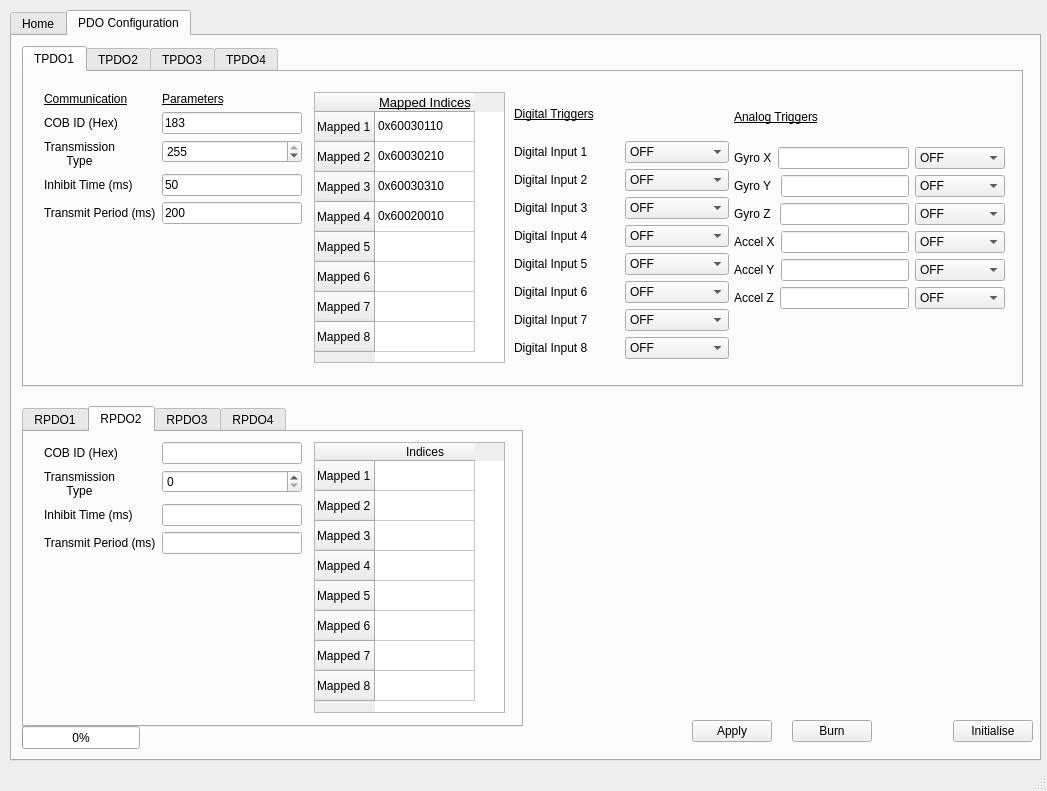
Before: the Qt Designer form Frontend/CAN_IO_GUI.ui in jtoobias/CAN_IO_GUI, drawn with Qt 5.
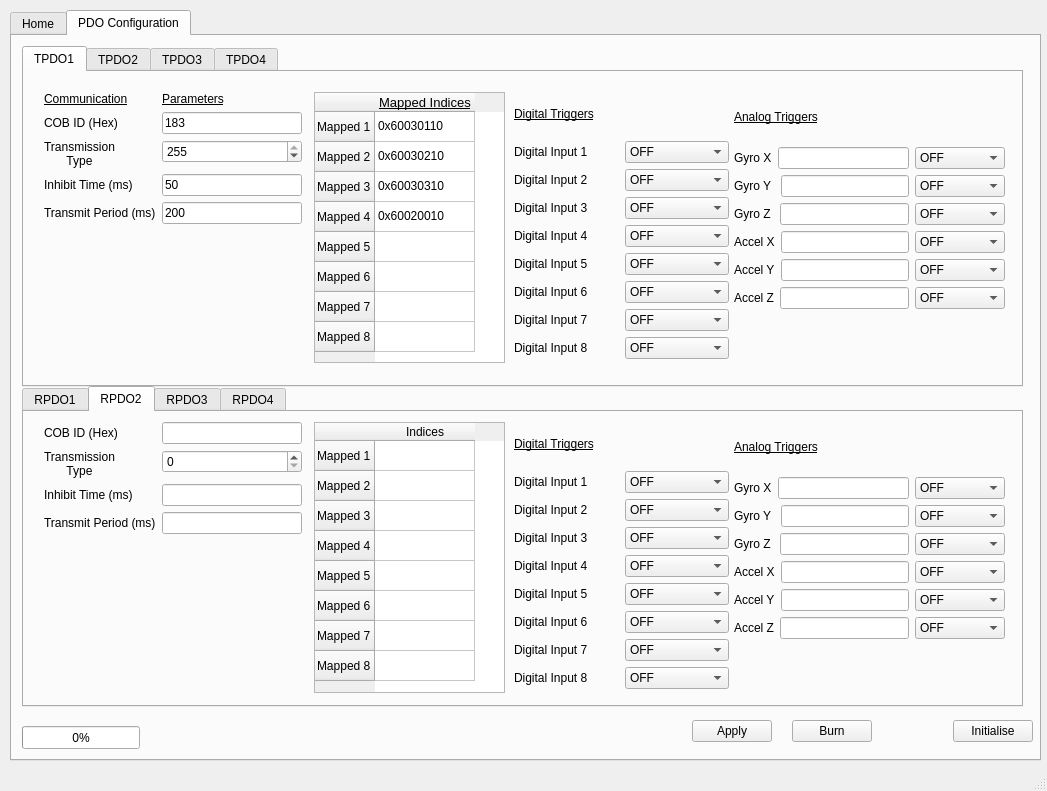
After: the same form once the commit is applied. The open tabs and pages were chosen to show the change.

Commit message: RPDO trigger works

```diff
--- a/Frontend/CAN_IO_GUI.ui
+++ b/Frontend/CAN_IO_GUI.ui
@@ -4016,8 +4016,8 @@
       <property name="geometry">
        <rect>
         <x>10</x>
-        <y>370</y>
-        <width>501</width>
+        <y>350</y>
+        <width>1001</width>
         <height>321</height>
        </rect>
       </property>
@@ -4326,6 +4326,554 @@
          </property>
         </item>
        </widget>
+       <widget class="QWidget" name="gridLayoutWidget_15">
+        <property name="geometry">
+         <rect>
+          <x>490</x>
+          <y>10</y>
+          <width>215</width>
+          <height>267</height>
+         </rect>
+        </property>
+        <layout class="QGridLayout" name="gridLayout_7">
+         <item row="2" column="1">
+          <widget class="QComboBox" name="comboBox_RPDO2_IN2">
+           <item>
+            <property name="text">
+             <string>OFF</string>
+            </property>
+           </item>
+           <item>
+            <property name="text">
+             <string>Low-&gt;High</string>
+            </property>
+           </item>
+           <item>
+            <property name="text">
+             <string>High-&gt;Low</string>
+            </property>
+           </item>
+           <item>
+            <property name="text">
+             <string>Both</string>
+            </property>
+           </item>
+          </widget>
+         </item>
+         <item row="1" column="0">
+          <widget class="QLabel" name="label_40">
+           <property name="text">
+            <string>Digital Input 1</string>
+           </property>
+          </widget>
+         </item>
+         <item row="5" column="0">
+          <widget class="QLabel" name="label_41">
+           <property name="text">
+            <string>Digital Input 5</string>
+           </property>
+          </widget>
+         </item>
+         <item row="3" column="1">
+          <widget class="QComboBox" name="comboBox_RPDO2_IN3">
+           <item>
+            <property name="text">
+             <string>OFF</string>
+            </property>
+           </item>
+           <item>
+            <property name="text">
+             <string>Low-&gt;High</string>
+            </property>
+           </item>
+           <item>
+            <property name="text">
+             <string>High-&gt;Low</string>
+            </property>
+           </item>
+           <item>
+            <property name="text">
+             <string>Both</string>
+            </property>
+           </item>
+          </widget>
+         </item>
+         <item row="7" column="1">
+          <widget class="QComboBox" name="comboBox_RPDO2_IN7">
+           <item>
+            <property name="text">
+             <string>OFF</string>
+            </property>
+           </item>
+           <item>
+            <property name="text">
+             <string>Low-&gt;High</string>
+            </property>
+           </item>
+           <item>
+            <property name="text">
+             <string>High-&gt;Low</string>
+            </property>
+           </item>
+           <item>
+            <property name="text">
+             <string>Both</string>
+            </property>
+           </item>
+          </widget>
+         </item>
+         <item row="2" column="0">
+          <widget class="QLabel" name="label_42">
+           <property name="text">
+            <string>Digital Input 2</string>
+           </property>
+          </widget>
+         </item>
+         <item row="4" column="1">
+          <widget class="QComboBox" name="comboBox_RPDO2_IN4">
+           <item>
+            <property name="text">
+             <string>OFF</string>
+            </property>
+           </item>
+           <item>
+            <property name="text">
+             <string>Low-&gt;High</string>
+            </property>
+           </item>
+           <item>
+            <property name="text">
+             <string>High-&gt;Low</string>
+            </property>
+           </item>
+           <item>
+            <property name="text">
+             <string>Both</string>
+            </property>
+           </item>
+          </widget>
+         </item>
+         <item row="4" column="0">
+          <widget class="QLabel" name="label_43">
+           <property name="text">
+            <string>Digital Input 4</string>
+           </property>
+          </widget>
+         </item>
+         <item row="3" column="0">
+          <widget class="QLabel" name="label_44">
+           <property name="text">
+            <string>Digital Input 3</string>
+           </property>
+          </widget>
+         </item>
+         <item row="5" column="1">
+          <widget class="QComboBox" name="comboBox_RPDO2_IN5">
+           <item>
+            <property name="text">
+             <string>OFF</string>
+            </property>
+           </item>
+           <item>
+            <property name="text">
+             <string>Low-&gt;High</string>
+            </property>
+           </item>
+           <item>
+            <property name="text">
+             <string>High-&gt;Low</string>
+            </property>
+           </item>
+           <item>
+            <property name="text">
+             <string>Both</string>
+            </property>
+           </item>
+          </widget>
+         </item>
+         <item row="8" column="1">
+          <widget class="QComboBox" name="comboBox_RPDO2_IN8">
+           <item>
+            <property name="text">
+             <string>OFF</string>
+            </property>
+           </item>
+           <item>
+            <property name="text">
+             <string>Low-&gt;High</string>
+            </property>
+           </item>
+           <item>
+            <property name="text">
+             <string>High-&gt;Low</string>
+            </property>
+           </item>
+           <item>
+            <property name="text">
+             <string>Both</string>
+            </property>
+           </item>
+          </widget>
+         </item>
+         <item row="6" column="1">
+          <widget class="QComboBox" name="comboBox_RPDO2_IN6">
+           <item>
+            <property name="text">
+             <string>OFF</string>
+            </property>
+           </item>
+           <item>
+            <property name="text">
+             <string>Low-&gt;High</string>
+            </property>
+           </item>
+           <item>
+            <property name="text">
+             <string>High-&gt;Low</string>
+            </property>
+           </item>
+           <item>
+            <property name="text">
+             <string>Both</string>
+            </property>
+           </item>
+          </widget>
+         </item>
+         <item row="7" column="0">
+          <widget class="QLabel" name="label_45">
+           <property name="text">
+            <string>Digital Input 7</string>
+           </property>
+          </widget>
+         </item>
+         <item row="6" column="0">
+          <widget class="QLabel" name="label_46">
+           <property name="text">
+            <string>Digital Input 6</string>
+           </property>
+          </widget>
+         </item>
+         <item row="8" column="0">
+          <widget class="QLabel" name="label_47">
+           <property name="text">
+            <string>Digital Input 8</string>
+           </property>
+          </widget>
+         </item>
+         <item row="1" column="1">
+          <widget class="QComboBox" name="comboBox_RPDO2_IN1">
+           <item>
+            <property name="text">
+             <string>OFF</string>
+            </property>
+           </item>
+           <item>
+            <property name="text">
+             <string>Low-&gt;High</string>
+            </property>
+           </item>
+           <item>
+            <property name="text">
+             <string>High-&gt;Low</string>
+            </property>
+           </item>
+           <item>
+            <property name="text">
+             <string>Both</string>
+            </property>
+           </item>
+          </widget>
+         </item>
+         <item row="0" column="0">
+          <widget class="QLabel" name="label_48">
+           <property name="font">
+            <font>
+             <underline>true</underline>
+            </font>
+           </property>
+           <property name="text">
+            <string>Digital Triggers</string>
+           </property>
+          </widget>
+         </item>
+        </layout>
+       </widget>
+       <widget class="QWidget" name="gridLayoutWidget_16">
+        <property name="geometry">
+         <rect>
+          <x>710</x>
+          <y>10</y>
+          <width>271</width>
+          <height>217</height>
+         </rect>
+        </property>
+        <layout class="QGridLayout" name="gridLayout_8">
+         <item row="1" column="1">
+          <widget class="QComboBox" name="comboBox_RPDO2_GYROX">
+           <item>
+            <property name="text">
+             <string>OFF</string>
+            </property>
+           </item>
+           <item>
+            <property name="text">
+             <string>Low-&gt;High</string>
+            </property>
+           </item>
+           <item>
+            <property name="text">
+             <string>High-&gt;Low</string>
+            </property>
+           </item>
+           <item>
+            <property name="text">
+             <string>Both</string>
+            </property>
+           </item>
+          </widget>
+         </item>
+         <item row="3" column="1">
+          <widget class="QComboBox" name="comboBox_RPDO2_GYROZ">
+           <item>
+            <property name="text">
+             <string>OFF</string>
+            </property>
+           </item>
+           <item>
+            <property name="text">
+             <string>Low-&gt;High</string>
+            </property>
+           </item>
+           <item>
+            <property name="text">
+             <string>High-&gt;Low</string>
+            </property>
+           </item>
+           <item>
+            <property name="text">
+             <string>Both</string>
+            </property>
+           </item>
+          </widget>
+         </item>
+         <item row="5" column="1">
+          <widget class="QComboBox" name="comboBox_RPDO2_ACCELY">
+           <item>
+            <property name="text">
+             <string>OFF</string>
+            </property>
+           </item>
+           <item>
+            <property name="text">
+             <string>Low-&gt;High</string>
+            </property>
+           </item>
+           <item>
+            <property name="text">
+             <string>High-&gt;Low</string>
+            </property>
+           </item>
+           <item>
+            <property name="text">
+             <string>Both</string>
+            </property>
+           </item>
+          </widget>
+         </item>
+         <item row="6" column="1">
+          <widget class="QComboBox" name="comboBox_RPDO2_ACCELZ">
+           <item>
+            <property name="text">
+             <string>OFF</string>
+            </property>
+           </item>
+           <item>
+            <property name="text">
+             <string>Low-&gt;High</string>
+            </property>
+           </item>
+           <item>
+            <property name="text">
+             <string>High-&gt;Low</string>
+            </property>
+           </item>
+           <item>
+            <property name="text">
+             <string>Both</string>
+            </property>
+           </item>
+          </widget>
+         </item>
+         <item row="4" column="0">
+          <layout class="QHBoxLayout" name="horizontalLayout_26">
+           <item>
+            <widget class="QLabel" name="label_49">
+             <property name="text">
+              <string>Accel X</string>
+             </property>
+            </widget>
+           </item>
+           <item>
+            <widget class="QLineEdit" name="RPDO2_Accel_X_threshold">
+             <property name="statusTip">
+              <string>Set the threshold value in meters/second^2 to be triggered on</string>
+             </property>
+            </widget>
+           </item>
+          </layout>
+         </item>
+         <item row="5" column="0">
+          <layout class="QHBoxLayout" name="horizontalLayout_27">
+           <item>
+            <widget class="QLabel" name="label_50">
+             <property name="text">
+              <string>Accel Y</string>
+             </property>
+            </widget>
+           </item>
+           <item>
+            <widget class="QLineEdit" name="RPDO2_Accel_Y_threshold">
+             <property name="statusTip">
+              <string>Set the threshold value in meters/second^2 to be triggered on</string>
+             </property>
+            </widget>
+           </item>
+          </layout>
+         </item>
+         <item row="2" column="0">
+          <layout class="QHBoxLayout" name="horizontalLayout_28">
+           <item>
+            <widget class="QLabel" name="label_51">
+             <property name="text">
+              <string>Gyro Y </string>
+             </property>
+            </widget>
+           </item>
+           <item>
+            <widget class="QLineEdit" name="RPDO2_Gyro_Y_threshold">
+             <property name="statusTip">
+              <string>Set the threshold value in degrees/second to be triggered on</string>
+             </property>
+            </widget>
+           </item>
+          </layout>
+         </item>
+         <item row="4" column="1">
+          <widget class="QComboBox" name="comboBox_RPDO2_ACCELX">
+           <item>
+            <property name="text">
+             <string>OFF</string>
+            </property>
+           </item>
+           <item>
+            <property name="text">
+             <string>Low-&gt;High</string>
+            </property>
+           </item>
+           <item>
+            <property name="text">
+             <string>High-&gt;Low</string>
+            </property>
+           </item>
+           <item>
+            <property name="text">
+             <string>Both</string>
+            </property>
+           </item>
+          </widget>
+         </item>
+         <item row="3" column="0">
+          <layout class="QHBoxLayout" name="horizontalLayout_29">
+           <item>
+            <widget class="QLabel" name="label_52">
+             <property name="text">
+              <string>Gyro Z </string>
+             </property>
+            </widget>
+           </item>
+           <item>
+            <widget class="QLineEdit" name="RPDO2_Gyro_Z_threshold">
+             <property name="statusTip">
+              <string>Set the threshold value in degrees/second to be triggered on</string>
+             </property>
+            </widget>
+           </item>
+          </layout>
+         </item>
+         <item row="6" column="0">
+          <layout class="QHBoxLayout" name="horizontalLayout_30">
+           <item>
+            <widget class="QLabel" name="label_53">
+             <property name="text">
+              <string>Accel Z</string>
+             </property>
+            </widget>
+           </item>
+           <item>
+            <widget class="QLineEdit" name="RPDO2_Accel_Z_threshold">
+             <property name="statusTip">
+              <string>Set the threshold value in meters/second^2 to be triggered on</string>
+             </property>
+            </widget>
+           </item>
+          </layout>
+         </item>
+         <item row="1" column="0">
+          <layout class="QHBoxLayout" name="horizontalLayout_15">
+           <item>
+            <widget class="QLabel" name="label_54">
+             <property name="text">
+              <string>Gyro X</string>
+             </property>
+            </widget>
+           </item>
+           <item>
+            <widget class="QLineEdit" name="RPDO2_Gyro_X_threshold">
+             <property name="statusTip">
+              <string>Set the threshold value in degrees/second to be triggered on</string>
+             </property>
+            </widget>
+           </item>
+          </layout>
+         </item>
+         <item row="2" column="1">
+          <widget class="QComboBox" name="comboBox_RPDO2_GYROY">
+           <item>
+            <property name="text">
+             <string>OFF</string>
+            </property>
+           </item>
+           <item>
+            <property name="text">
+             <string>Low-&gt;High</string>
+            </property>
+           </item>
+           <item>
+            <property name="text">
+             <string>High-&gt;Low</string>
+            </property>
+           </item>
+           <item>
+            <property name="text">
+             <string>Both</string>
+            </property>
+           </item>
+          </widget>
+         </item>
+         <item row="0" column="0">
+          <widget class="QLabel" name="label_55">
+           <property name="font">
+            <font>
+             <underline>true</underline>
+            </font>
+           </property>
+           <property name="text">
+            <string>Analog Triggers</string>
+           </property>
+          </widget>
+         </item>
+        </layout>
+       </widget>
       </widget>
       <widget class="QWidget" name="RPDO3_tab">
        <attribute name="title">
```
Left out of the diff: 1663 changed lines with no effect on the pictures. The commit also changes 4 other files.
